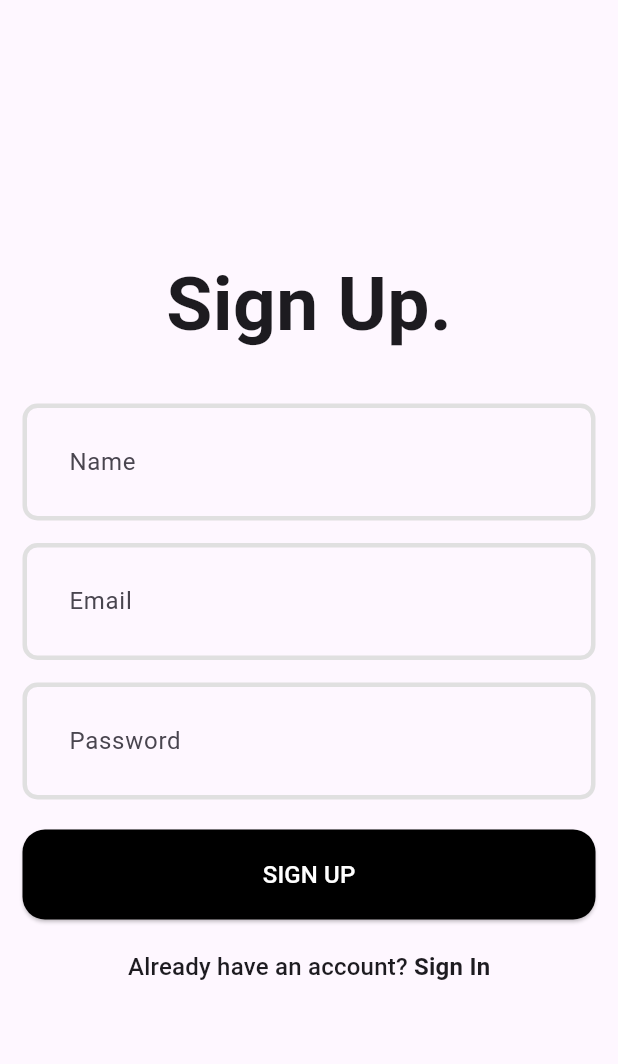
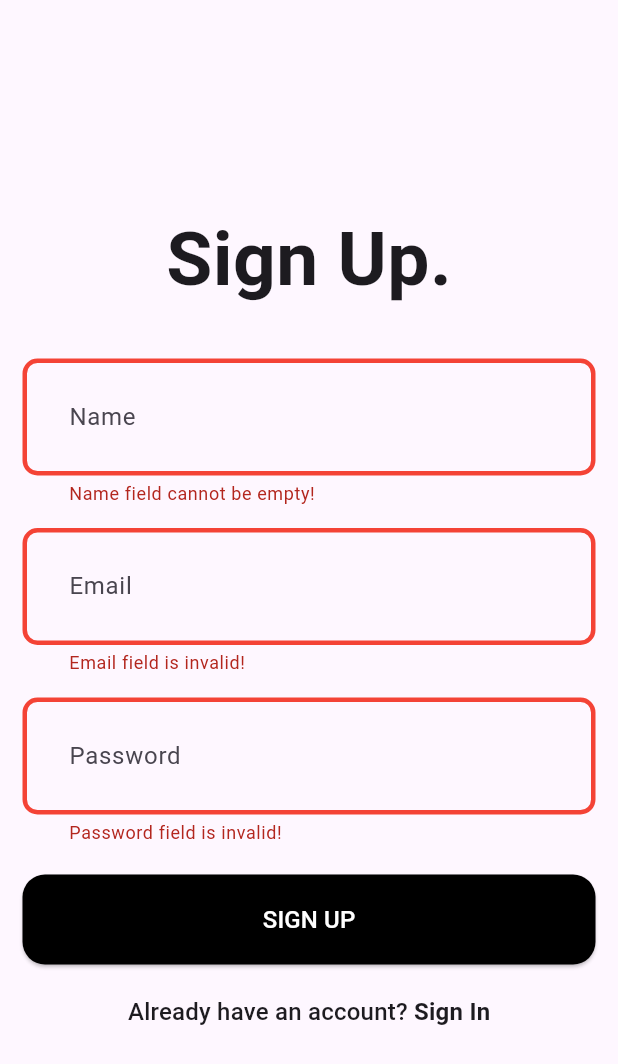
Before and after one commit to zyllus17/task_app, a Flutter app: the screen it shows after launch, after a tap on "SIGN UP", on a phone screen of 412 x 824 dp. Shown: the top 1064 px of the screen. Run offline on Flutter 3.47's test engine with Material 3 defaults, Android fonts, the phone set to English and light mode, and no system bars; our stand-ins replace flutter_bloc; Roboto replaces fonts that are missing (Cera Pro).

Commit message:
Login & Signup implemented

```diff
--- /dev/null
+++ b/frontend/lib/core/constants/constants.dart
@@ -0,0 +1,3 @@
+class Constants {
+  static const String backendUri = 'http://localhost:8000';
+}
--- /dev/null
+++ b/frontend/lib/features/auth/cubit/auth_cubit.dart
@@ -0,0 +1,44 @@
+import 'package:frontend/features/auth/repository/auth_remote_repository.dart';
+import 'package:frontend/models/user_models.dart';
+import 'package:flutter_bloc/flutter_bloc.dart';
+
+part 'auth_state.dart';
+
+class AuthCubit extends Cubit<AuthState> {
+  AuthCubit() : super(AuthInitial());
+  final authRemoteRepository = AuthRemoteRepository();
+
+  void signUp({
+    required String name,
+    required String email,
+    required String password,
+  }) async {
+    try {
+      emit(AuthLoading());
+      await authRemoteRepository.signUp(
+        name: name,
+        email: email,
+        password: password,
+      );
+      emit(AuthSignUp());
+    } catch (e) {
+      emit(AuthError(e.toString()));
+    }
+  }
+
+  void login({
+    required String email,
+    required String password,
+  }) async {
+    try {
+      emit(AuthLoading());
+      final userModel = await authRemoteRepository.login(
+        email: email,
+        password: password,
+      );
+      emit(AuthLoggedIn(userModel));
+    } catch (e) {
+      emit(AuthError(e.toString()));
+    }
+  }
+}
--- /dev/null
+++ b/frontend/lib/features/auth/cubit/auth_state.dart
@@ -0,0 +1,19 @@
+part of "auth_cubit.dart";
+
+sealed class AuthState {}
+
+final class AuthInitial extends AuthState {}
+
+final class AuthLoading extends AuthState {}
+
+final class AuthSignUp extends AuthState {}
+
+final class AuthLoggedIn extends AuthState {
+  final UserModel user;
+  AuthLoggedIn(this.user);
+}
+
+final class AuthError extends AuthState {
+  final String error;
+  AuthError(this.error);
+}
--- a/frontend/lib/features/auth/pages/signup_page.dart
+++ b/frontend/lib/features/auth/pages/signup_page.dart
@@ -1,7 +1,7 @@
 import 'package:flutter/material.dart';
-// import 'package:frontend/features/auth/cubit/auth_cubit.dart';
+import 'package:flutter_bloc/flutter_bloc.dart';
+import 'package:frontend/features/auth/cubit/auth_cubit.dart';
 import 'package:frontend/features/auth/pages/login_page.dart';
-// import 'package:flutter_bloc/flutter_bloc.dart';
 
 class SignupPage extends StatefulWidget {
   static MaterialPageRoute route() => MaterialPageRoute(
@@ -27,45 +27,42 @@ class _SignupPageState extends State<SignupPage> {
     super.dispose();
   }
 
-  // void signUpUser() {
-  //   if (formKey.currentState!.validate()) {
-  //     context.read<AuthCubit>().signUp(
-  //           name: nameController.text.trim(),
-  //           email: emailController.text.trim(),
-  //           password: passwordController.text.trim(),
-  //         );
-  //   }
-  // }
+  void signUpUser() {
+    if (formKey.currentState!.validate()) {
+      context.read<AuthCubit>().signUp(
+            name: nameController.text.trim(),
+            email: emailController.text.trim(),
+            password: passwordController.text.trim(),
+          );
+    }
+  }
 
   @override
   Widget build(BuildContext context) {
     return Scaffold(
-        body:
-            //   BlocConsumer<AuthCubit, AuthState>(
-            // listener: (context, state) {
-            //   if (state is AuthError) {
-            //     ScaffoldMessenger.of(context).showSnackBar(
-            //       SnackBar(
-            //         content: Text(state.error),
-            //       ),
-            //     );
-            //   } else if (state is AuthSignUp) {
-            //     ScaffoldMessenger.of(context).showSnackBar(
-            //       const SnackBar(
-            //         content: Text("Account created! Login NOW!"),
-            //       ),
-            //     );
-            //   }
-            // },
-            // builder: (context, state) {
-            //   if (state is AuthLoading) {
-            //     return const Center(
-            //       child: CircularProgressIndicator(),
-            //     );
-            //   }
-
-            // return
-            Padding(
+        body: BlocConsumer<AuthCubit, AuthState>(
+      listener: (context, state) {
+        if (state is AuthError) {
+          ScaffoldMessenger.of(context).showSnackBar(
+            SnackBar(
+              content: Text(state.error),
+            ),
+          );
+        } else if (state is AuthSignUp) {
+          ScaffoldMessenger.of(context).showSnackBar(
+            const SnackBar(
+              content: Text("Account created! Login NOW!"),
+            ),
+          );
+        }
+      },
+      builder: (context, state) {
+        if (state is AuthLoading) {
+          return const Center(
+            child: CircularProgressIndicator(),
+          );
+        }
+        return Padding(
           padding: const EdgeInsets.all(15.0),
           child: Form(
             key: formKey,
@@ -124,8 +121,7 @@ class _SignupPageState extends State<SignupPage> {
                 ),
                 const SizedBox(height: 20),
                 ElevatedButton(
-              onPressed: () {},
-              // signUpUser,
+                  onPressed: signUpUser,
                   child: const Text(
                     'SIGN UP',
                     style: TextStyle(
@@ -157,8 +153,8 @@ class _SignupPageState extends State<SignupPage> {
               ],
             ),
           ),
-      // );
-      // },
+        );
+      },
     ));
   }
 }
--- /dev/null
+++ b/frontend/lib/features/auth/repository/auth_remote_repository.dart
@@ -0,0 +1,63 @@
+import 'dart:convert';
+
+import 'package:flutter/material.dart';
+import 'package:frontend/core/constants/constants.dart';
+import 'package:frontend/features/auth/cubit/auth_cubit.dart';
+import 'package:frontend/models/user_models.dart';
+import 'package:http/http.dart' as http;
+
+class AuthRemoteRepository {
+  Future<UserModel> signUp({
+    required String name,
+    required String email,
+    required String password,
+  }) async {
+    try {
+      final res = await http.post(
+        Uri.parse('${Constants.backendUri}/auth/signup'),
+        headers: {
+          'Content-Type': 'application/json',
+        },
+        body: jsonEncode({
+          'name': name,
+          'email': email,
+          'password': password,
+        }),
+      );
+
+      if (res.statusCode != 201) {
+        throw jsonDecode(res.body)['error'];
+      }
+
+      return UserModel.fromJson(res.body);
+    } catch (e) {
+      throw e.toString();
+    }
+  }
+
+  Future<UserModel> login({
+    required String email,
+    required String password,
+  }) async {
+    try {
+      final res = await http.post(
+        Uri.parse('${Constants.backendUri}/auth/login'),
+        headers: {
+          'Content-Type': 'application/json',
+        },
+        body: jsonEncode({
+          'email': email,
+          'password': password,
+        }),
+      );
+
+      if (res.statusCode != 200) {
+        throw jsonDecode(res.body)['error'];
+      }
+
+      return UserModel.fromJson(res.body);
+    } catch (e) {
+      throw e.toString();
+    }
+  }
+}
--- a/frontend/lib/main.dart
+++ b/frontend/lib/main.dart
@@ -1,4 +1,6 @@
 import 'package:flutter/material.dart';
+import 'package:flutter_bloc/flutter_bloc.dart';
+import 'package:frontend/features/auth/cubit/auth_cubit.dart';
 import 'package:frontend/features/auth/pages/signup_page.dart';
 
 void main() {
@@ -17,7 +19,11 @@ class MyApp extends StatefulWidget {
 class _MyAppState extends State<MyApp> {
   @override
   Widget build(BuildContext context) {
-    return MaterialApp(
+    return MultiBlocProvider(
+      providers: [
+        BlocProvider(create: (context) => AuthCubit()),
+      ],
+      child: MaterialApp(
         title: 'Task App',
         theme: ThemeData(
           fontFamily: "Cera Pro",
@@ -71,6 +77,7 @@ class _MyAppState extends State<MyApp> {
             const SignupPage(),
         // },
         // ),
+      ),
     );
   }
 }
--- /dev/null
+++ b/frontend/lib/models/user_models.dart
@@ -0,0 +1,95 @@
+import 'dart:convert';
+
+class UserModel {
+  final String id;
+  final String email;
+  final String name;
+  final String token;
+  final DateTime createdAt;
+  final DateTime updatedAt;
+  UserModel({
+    required this.id,
+    required this.email,
+    required this.name,
+    required this.token,
+    required this.createdAt,
+    required this.updatedAt,
+  });
+
+  UserModel copyWith({
+    String? id,
+    String? email,
+    String? name,
+    String? token,
+    DateTime? createdAt,
+    DateTime? updatedAt,
+  }) {
+    return UserModel(
+      id: id ?? this.id,
+      email: email ?? this.email,
+      name: name ?? this.name,
+      token: token ?? this.token,
+      createdAt: createdAt ?? this.createdAt,
+      updatedAt: updatedAt ?? this.updatedAt,
+    );
+  }
+
+  Map<String, dynamic> toMap() {
+    return {
+      'id': id,
+      'email': email,
+      'name': name,
+      'token': token,
+      'createdAt': createdAt.millisecondsSinceEpoch,
+      'updatedAt': updatedAt.millisecondsSinceEpoch,
+    };
+  }
+
+  factory UserModel.fromMap(Map<String, dynamic> map) {
+    return UserModel(
+      id: map['id'] ?? '',
+      email: map['email'] ?? '',
+      name: map['name'] ?? '',
+      token: map['token'] ?? '',
+      createdAt: map['createdAt'] != null
+          ? DateTime.parse(map['createdAt'])
+          : DateTime.now(),
+      updatedAt: map['updatedAt'] != null
+          ? DateTime.parse(map['updatedAt'])
+          : DateTime.now(),
+    );
+  }
+
+  String toJson() => json.encode(toMap());
+
+  factory UserModel.fromJson(String source) =>
+      UserModel.fromMap(json.decode(source));
+
+  @override
+  String toString() {
+    return 'UserModel(id: $id, email: $email, name: $name, token: $token, createdAt: $createdAt, updatedAt: $updatedAt)';
+  }
+
+  @override
+  bool operator ==(Object other) {
+    if (identical(this, other)) return true;
+
+    return other is UserModel &&
+        other.id == id &&
+        other.email == email &&
+        other.name == name &&
+        other.token == token &&
+        other.createdAt == createdAt &&
+        other.updatedAt == updatedAt;
+  }
+
+  @override
+  int get hashCode {
+    return id.hashCode ^
+        email.hashCode ^
+        name.hashCode ^
+        token.hashCode ^
+        createdAt.hashCode ^
+        updatedAt.hashCode;
+  }
+}
--- a/frontend/pubspec.yaml
+++ b/frontend/pubspec.yaml
@@ -35,6 +35,9 @@ dependencies:
   # The following adds the Cupertino Icons font to your application.
   # Use with the CupertinoIcons class for iOS style icons.
   cupertino_icons: ^1.0.2
+  http: ^1.2.0
+  flutter_bloc: ^8.1.6
+  shared_preferences: ^2.2.3
 
 dev_dependencies:
   flutter_test:
```
Also changed, not shown: frontend/lib/features/auth/pages/login_page.dart (+41 -39 lines), frontend/pubspec.lock, 7 other files. Lines whose indentation alone changed are shown as unchanged.
